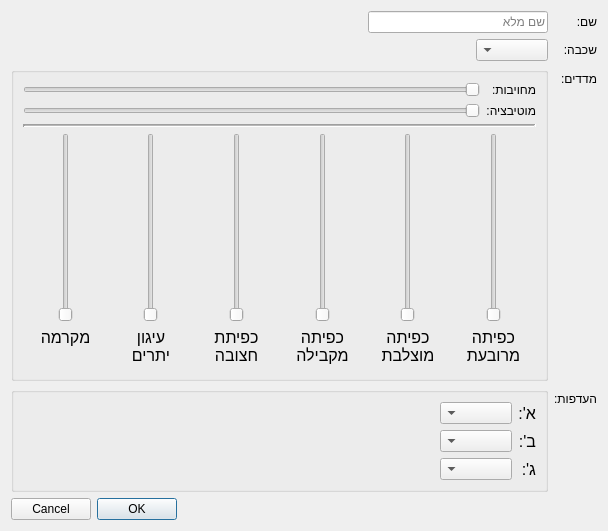
This is gui/resources/participantcreationdialog.ui in PillowTweezers/PurMyun as Qt 5 draws it before an edit. The edited form follows.
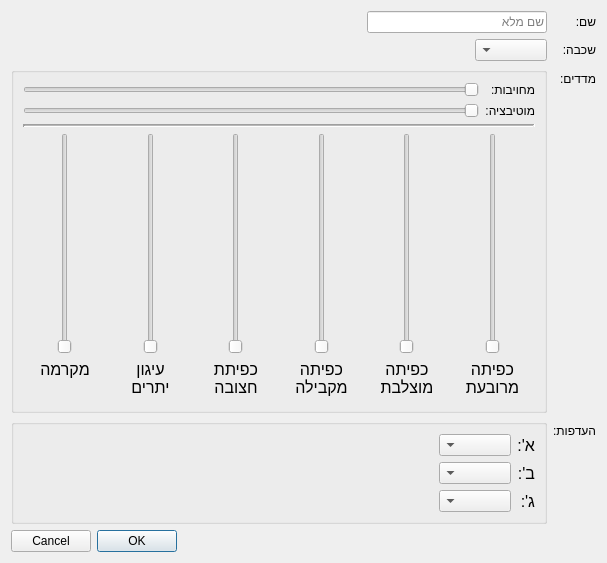
This is the edited form.

What changed in the file:
```diff
--- a/gui/resources/participantcreationdialog.ui
+++ b/gui/resources/participantcreationdialog.ui
@@ -6,8 +6,8 @@
    <rect>
     <x>0</x>
     <y>0</y>
-    <width>608</width>
-    <height>531</height>
+    <width>607</width>
+    <height>563</height>
    </rect>
   </property>
   <property name="windowTitle">
```
Left out of the diff: 154 changed lines with no effect on the pictures.
